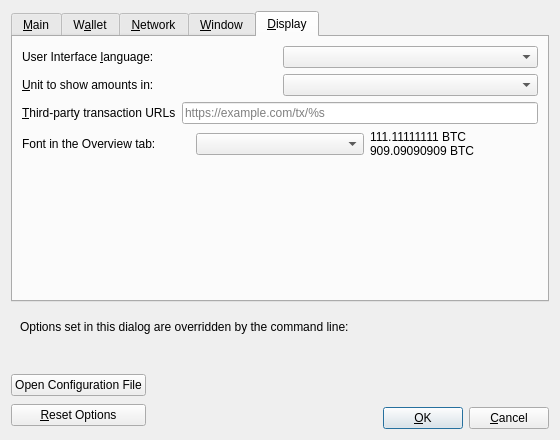
This is src/qt/forms/optionsdialog.ui in paulscode/knots-sha256 as Qt 5 draws it before an edit. The edited form follows.
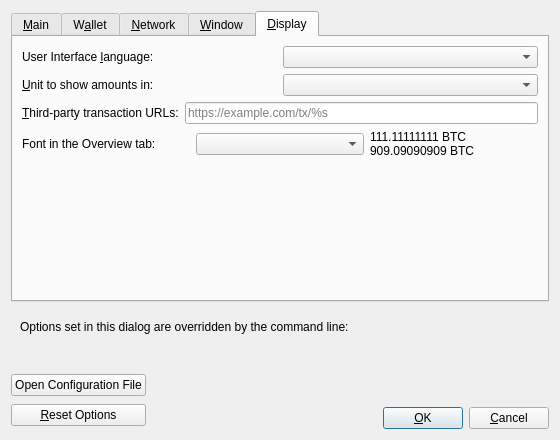
This is the edited form. The open tabs and pages were chosen to show the change. Custom widgets are drawn as their Qt base class.

Commit message: qt: Add colon to third party URLS data field

```diff
--- a/src/qt/forms/optionsdialog.ui
+++ b/src/qt/forms/optionsdialog.ui
@@ -742,7 +742,7 @@
             <string>Third-party URLs (e.g. a block explorer) that appear in the transactions tab as context menu items. %s in the URL is replaced by transaction hash. Multiple URLs are separated by vertical bar |.</string>
            </property>
            <property name="text">
-            <string>&amp;Third-party transaction URLs</string>
+            <string>&amp;Third-party transaction URLs:</string>
            </property>
            <property name="buddy">
             <cstring>thirdPartyTxUrls</cstring>
```
